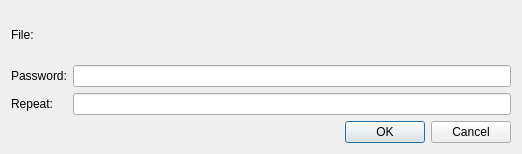
Qt form apps/password_manager/src/ui/changepassworddialog.ui (petr-panteleyev/cpp) before a commit.
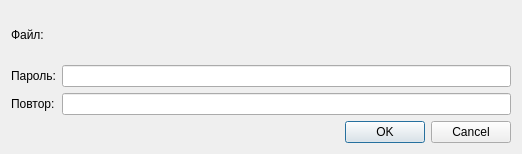
The same form after that commit.

The edit to the form file:
```diff
--- a/apps/password_manager/src/ui/changepassworddialog.ui
+++ b/apps/password_manager/src/ui/changepassworddialog.ui
@@ -24,7 +24,7 @@
        <item row="0" column="0">
         <widget class="QLabel" name="label_3">
          <property name="text">
-          <string>File:</string>
+          <string notr="true">Файл:</string>
          </property>
         </widget>
        </item>
@@ -38,7 +38,7 @@
        <item row="1" column="0">
         <widget class="QLabel" name="label">
          <property name="text">
-          <string>Password:</string>
+          <string notr="true">Пароль:</string>
          </property>
         </widget>
        </item>
@@ -52,7 +52,7 @@
        <item row="2" column="0">
         <widget class="QLabel" name="label_2">
          <property name="text">
-          <string>Repeat:</string>
+          <string notr="true">Повтор:</string>
          </property>
         </widget>
        </item>
```
Left out of the diff: 2 changed lines with no effect on the pictures.
